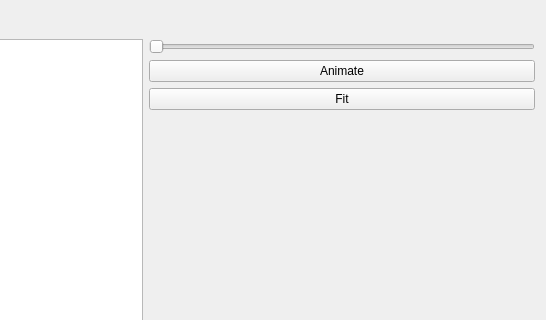
Before: the Qt Designer form gui/qt/fitterdialog.ui in BetaRavener/TeethCV, drawn with Qt 5; both pictures show x 254 to 800 and y 0 to 320 of the 800 by 640 pixel window.
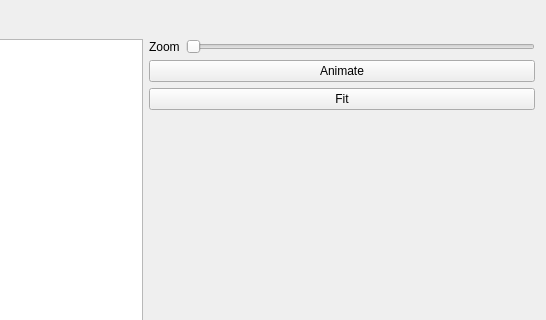
After: the same form once the commit is applied.

What changed in the file:
```diff
--- a/gui/qt/fitterdialog.ui
+++ b/gui/qt/fitterdialog.ui
@@ -52,11 +52,25 @@
         <number>0</number>
        </property>
        <item>
+        <layout class="QHBoxLayout" name="horizontalLayout_4">
+         <property name="topMargin">
+          <number>0</number>
+         </property>
+         <item>
+          <widget class="QLabel" name="label">
+           <property name="text">
+            <string>Zoom</string>
+           </property>
+          </widget>
+         </item>
+         <item>
         <widget class="QSlider" name="zoomSlider">
          <property name="orientation">
           <enum>Qt::Horizontal</enum>
          </property>
         </widget>
+         </item>
+        </layout>
        </item>
        <item>
         <widget class="QPushButton" name="animateButton">
```
Lines whose indentation alone changed are shown as unchanged.
